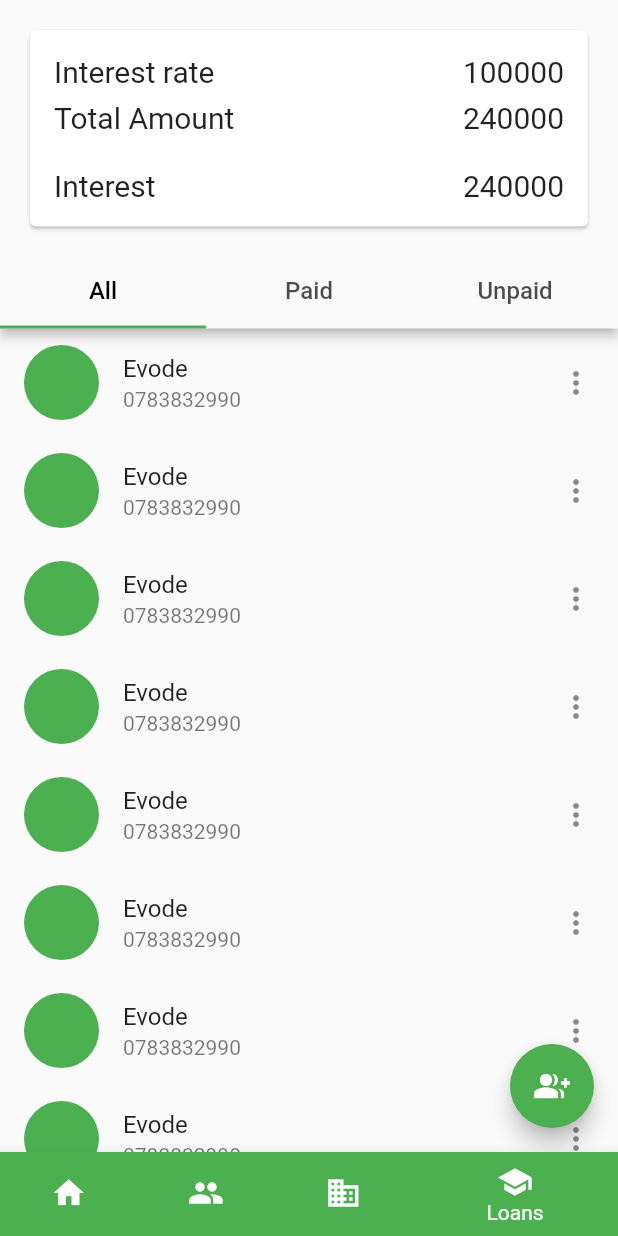
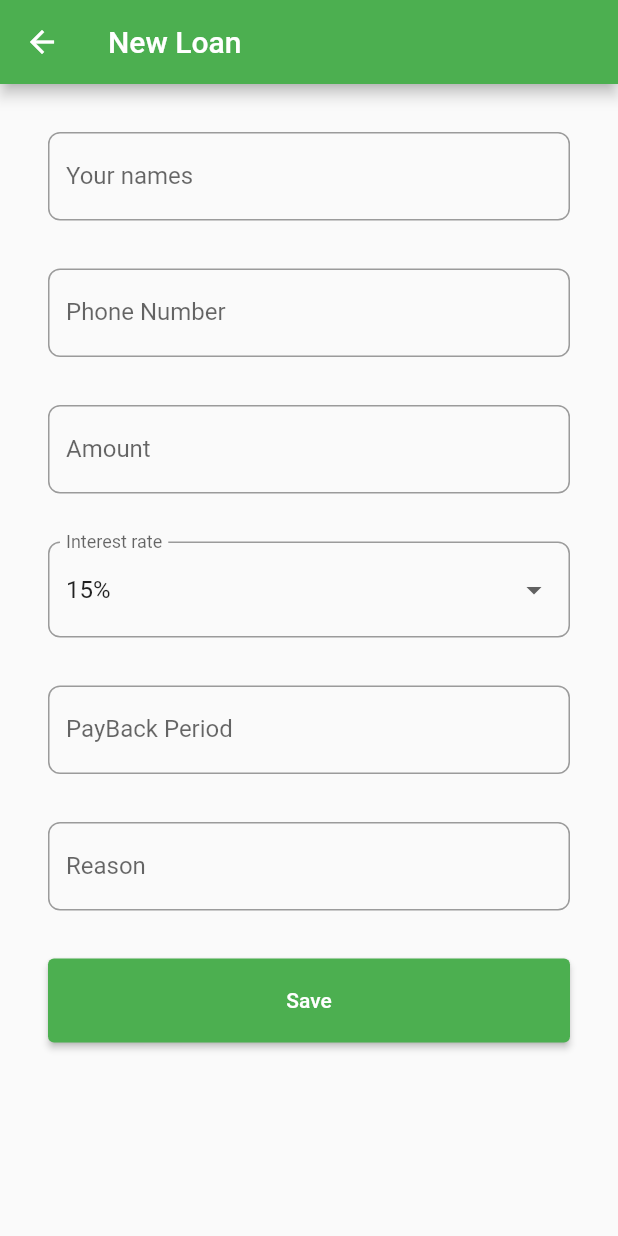
Before and after one commit to evodekan/save, a Flutter app: the screen it shows after launch, item 4 of the bottom bar chosen, after a tap on the "group add" icon, on a phone screen of 412 x 824 dp. Run offline on Flutter 3.47's test engine with Material 2 defaults, Android fonts, the phone set to English and light mode, and no system bars; our stand-ins replace device_preview.

Commit message:
some changes

```diff
--- a/lib/main.dart
+++ b/lib/main.dart
@@ -1,6 +1,8 @@
 import 'package:device_preview/device_preview.dart';
 import 'package:flutter/foundation.dart';
 import 'package:flutter/material.dart';
+import 'package:save/pages/Authauntication/signin.dart';
+import 'package:save/pages/Authauntication/signup.dart';
 import 'package:save/pages/admin/dasboard.dart';
 import 'package:save/pages/admin/home.dart';
 import 'package:save/pages/admin/loans.dart';
--- a/lib/pages/admin/loans.dart
+++ b/lib/pages/admin/loans.dart
@@ -1,6 +1,7 @@
 import 'package:flutter/cupertino.dart';
 import 'package:flutter/material.dart';
 import 'package:save/models/member.dart';
+import 'package:save/pages/admin/newloan.dart';
 
 class LoansPage extends StatefulWidget {
   const LoansPage({Key? key}) : super(key: key);
@@ -85,7 +86,11 @@ class _LoansPageState extends State<LoansPage> {
   Widget build(BuildContext context) {
     return Scaffold(
       floatingActionButton: FloatingActionButton(
-        onPressed: () {},
+        onPressed: () {
+          Navigator.push(context, MaterialPageRoute(builder: (contex) {
+            return const NewLoan();
+          }));
+        },
         tooltip: 'Add member',
         child: const Icon(Icons.group_add),
       ),
--- /dev/null
+++ b/lib/pages/admin/newloan.dart
@@ -0,0 +1,127 @@
+import 'package:flutter/material.dart';
+
+class NewLoan extends StatefulWidget {
+  const NewLoan({Key? key}) : super(key: key);
+
+  @override
+  _NewLoanState createState() => _NewLoanState();
+}
+
+class _NewLoanState extends State<NewLoan> {
+  get items => null;
+  String dropdownValue = '15%';
+  @override
+  Widget build(BuildContext context) {
+    return Scaffold(
+        appBar: AppBar(title: const Text("New Loan")),
+        body: SingleChildScrollView(
+          padding: const EdgeInsets.all(32),
+          child: Form(
+            child: Column(
+              mainAxisAlignment: MainAxisAlignment.center,
+              children: <Widget>[
+                TextFormField(
+                  decoration: const InputDecoration(
+                    labelText: "Your names",
+                    hintText: "Your names",
+                    border: OutlineInputBorder(
+                      borderRadius: BorderRadius.all(Radius.circular(8.0)),
+                    ),
+                  ),
+                ),
+                const SizedBox(
+                  height: 32,
+                ),
+                TextFormField(
+                  decoration: const InputDecoration(
+                    labelText: "Phone Number",
+                    hintText: "Your Phone Number",
+                    border: OutlineInputBorder(
+                      borderRadius: BorderRadius.all(Radius.circular(8.0)),
+                    ),
+                  ),
+                ),
+                const SizedBox(
+                  height: 32,
+                ),
+                TextFormField(
+                  decoration: const InputDecoration(
+                    labelText: "Amount",
+                    hintText: "Amount",
+                    border: OutlineInputBorder(
+                      borderRadius: BorderRadius.all(Radius.circular(8.0)),
+                    ),
+                  ),
+                ),
+                const SizedBox(
+                  height: 32,
+                ),
+                DropdownButtonFormField<String>(
+                  value: dropdownValue,
+                  decoration: const InputDecoration(
+                      border: OutlineInputBorder(
+                        borderRadius: BorderRadius.all(Radius.circular(8.0)),
+                      ),
+                      labelText: "Interest rate"),
+                  onChanged: (String? newValue) {
+                    setState(() {
+                      dropdownValue = newValue!;
+                    });
+                  },
+                  items: <String>[
+                    '15%',
+                    '25%',
+                  ].map<DropdownMenuItem<String>>((String value) {
+                    return DropdownMenuItem<String>(
+                      value: value,
+                      child: Text(value),
+                    );
+                  }).toList(),
+                ),
+                const SizedBox(
+                  height: 32,
+                ),
+                TextFormField(
+                  decoration: const InputDecoration(
+                    labelText: "PayBack Period",
+                    hintText: "PayBack Period",
+                    border: OutlineInputBorder(
+                      borderRadius: BorderRadius.all(Radius.circular(8.0)),
+                    ),
+                  ),
+                ),
+                const SizedBox(
+                  height: 32,
+                ),
+                TextFormField(
+                  decoration: const InputDecoration(
+                      labelText: "Reason",
+                      hintText: "Reason",
+                      border: OutlineInputBorder(
+                        borderRadius: BorderRadius.all(Radius.circular(8.0)),
+                      )),
+                ),
+                const SizedBox(
+                  height: 32,
+                ),
+                Row(
+                  children: [
+                    Expanded(
+                      child: ElevatedButton(
+                        style: ButtonStyle(
+                          padding: MaterialStateProperty.all(
+                            const EdgeInsets.symmetric(vertical: 20),
+                          ),
+                        ),
+                        onPressed: () {},
+                        child: const Text("Save"),
+                      ),
+                    ),
+                  ],
+                ),
+              ],
+            ),
+          ),
+        ));
+  }
+}
```
Also changed, not shown: lib/pages/Authauntication/signin.dart (added, +63 -0 lines), lib/pages/Authauntication/signup.dart (added, +115 -0 lines), lib/pages/admin/members.dart (+6 -1 lines), lib/pages/member/new_member.dart (added, +98 -0 lines).
